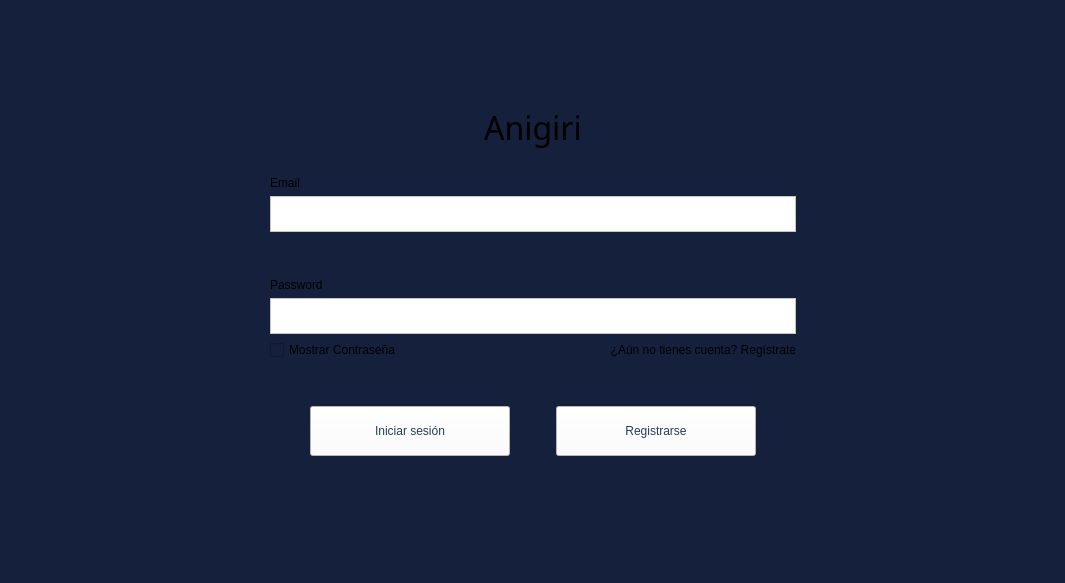
rmungar/PersistenciaDIN, file Ui/login.ui: the form before one commit.
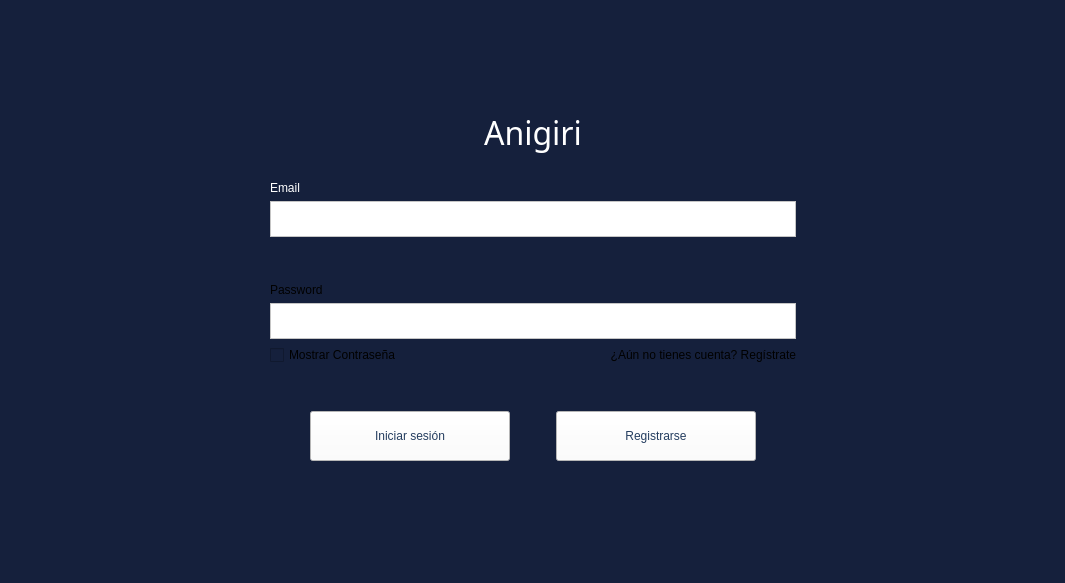
The form after the commit.

Commit message: espacio login arreglado

The edit to the form file:
```diff
--- a/Ui/login.ui
+++ b/Ui/login.ui
@@ -18,7 +18,33 @@
   </property>
   <widget class="QWidget" name="centralwidget">
    <layout class="QGridLayout" name="gridLayout_5">
-    <item row="5" column="2">
+    <item row="4" column="0">
+     <spacer name="horizontalSpacer_3">
+      <property name="orientation">
+       <enum>Qt::Orientation::Horizontal</enum>
+      </property>
+      <property name="sizeHint" stdset="0">
+       <size>
+        <width>40</width>
+        <height>20</height>
+       </size>
+      </property>
+     </spacer>
+    </item>
+    <item row="4" column="3">
+     <spacer name="horizontalSpacer_9">
+      <property name="orientation">
+       <enum>Qt::Orientation::Horizontal</enum>
+      </property>
+      <property name="sizeHint" stdset="0">
+       <size>
+        <width>40</width>
+        <height>20</height>
+       </size>
+      </property>
+     </spacer>
+    </item>
+    <item row="6" column="2">
      <spacer name="horizontalSpacer_6">
       <property name="orientation">
        <enum>Qt::Orientation::Horizontal</enum>
@@ -31,24 +57,6 @@
       </property>
      </spacer>
     </item>
-    <item row="1" column="2">
-     <widget class="QLabel" name="Title">
-      <property name="font">
-       <font>
-        <family>Pinky Show</family>
-        <pointsize>24</pointsize>
-        <italic>false</italic>
-        <bold>false</bold>
-       </font>
-      </property>
-      <property name="styleSheet">
-       <string notr="true">font: 24pt &quot;Pinky Show&quot;;</string>
-      </property>
-      <property name="text">
-       <string>&lt;html&gt;&lt;head/&gt;&lt;body&gt;&lt;p align=&quot;center&quot;&gt;Anigiri&lt;/p&gt;&lt;/body&gt;&lt;/html&gt;</string>
-      </property>
-     </widget>
-    </item>
     <item row="0" column="2">
      <spacer name="verticalSpacer_2">
       <property name="orientation">
@@ -62,28 +70,8 @@
       </property>
      </spacer>
     </item>
-    <item row="6" column="2">
-     <layout class="QGridLayout" name="gridLayout_4">
-      <item row="0" column="4">
-       <widget class="QPushButton" name="registerButton">
-        <property name="minimumSize">
-         <size>
-          <width>200</width>
-          <height>50</height>
-         </size>
-        </property>
-        <property name="styleSheet">
-         <string notr="true">background-color: rgb(255, 255, 255);
-font: 700 11pt &quot;Segoe UI&quot;;
-color: rgb(36, 61, 95);</string>
-        </property>
-        <property name="text">
-         <string>Registrarse</string>
-        </property>
-       </widget>
-      </item>
-      <item row="0" column="1">
-       <spacer name="horizontalSpacer">
+    <item row="4" column="1">
+     <spacer name="horizontalSpacer_8">
         <property name="orientation">
          <enum>Qt::Orientation::Horizontal</enum>
         </property>
@@ -94,57 +82,66 @@
          </size>
         </property>
        </spacer>
-      </item>
-      <item row="0" column="5">
-       <spacer name="horizontalSpacer_2">
-        <property name="orientation">
-         <enum>Qt::Orientation::Horizontal</enum>
-        </property>
-        <property name="sizeHint" stdset="0">
-         <size>
-          <width>40</width>
-          <height>20</height>
-         </size>
-        </property>
-       </spacer>
-      </item>
-      <item row="0" column="2">
-       <widget class="QPushButton" name="loginButton">
-        <property name="minimumSize">
-         <size>
-          <width>200</width>
-          <height>50</height>
-         </size>
-        </property>
-        <property name="styleSheet">
-         <string notr="true">background-color: rgb(255, 255, 255);
-font: 700 11pt &quot;Segoe UI&quot;;
-color: rgb(36, 61, 95);</string>
-        </property>
-        <property name="text">
-         <string>Iniciar sesión</string>
-        </property>
-       </widget>
-      </item>
-      <item row="0" column="3">
-       <spacer name="horizontalSpacer_10">
-        <property name="orientation">
-         <enum>Qt::Orientation::Horizontal</enum>
-        </property>
-        <property name="sizeHint" stdset="0">
-         <size>
-          <width>40</width>
-          <height>20</height>
-         </size>
-        </property>
-       </spacer>
-      </item>
-     </layout>
     </item>
     <item row="3" column="2">
+     <spacer name="horizontalSpacer_7">
+      <property name="orientation">
+       <enum>Qt::Orientation::Horizontal</enum>
+      </property>
+      <property name="sizeHint" stdset="0">
+       <size>
+        <width>40</width>
+        <height>20</height>
+       </size>
+      </property>
+     </spacer>
+    </item>
+    <item row="5" column="2">
+     <spacer name="horizontalSpacer_5">
+      <property name="orientation">
+       <enum>Qt::Orientation::Horizontal</enum>
+      </property>
+      <property name="sizeHint" stdset="0">
+       <size>
+        <width>40</width>
+        <height>20</height>
+       </size>
+      </property>
+     </spacer>
+    </item>
+    <item row="4" column="4">
+     <spacer name="horizontalSpacer_4">
+      <property name="orientation">
+       <enum>Qt::Orientation::Horizontal</enum>
+      </property>
+      <property name="sizeHint" stdset="0">
+       <size>
+        <width>40</width>
+        <height>20</height>
+       </size>
+      </property>
+     </spacer>
+    </item>
+    <item row="8" column="2">
+     <spacer name="verticalSpacer_3">
+      <property name="orientation">
+       <enum>Qt::Orientation::Vertical</enum>
+      </property>
+      <property name="sizeHint" stdset="0">
+       <size>
+        <width>20</width>
+        <height>40</height>
+       </size>
+      </property>
+     </spacer>
+    </item>
+    <item row="4" column="2">
      <layout class="QGridLayout" name="gridLayout">
       <item row="1" column="0">
        <widget class="QLabel" name="email">
+        <property name="styleSheet">
+         <string notr="true">color: rgb(255, 255, 255);</string>
+        </property>
         <property name="text">
          <string>Email</string>
         </property>
@@ -221,7 +218,7 @@
         </property>
         <property name="styleSheet">
          <string notr="true">background-color: rgb(255, 255, 255);
-font: 16pt &quot;Segoe UI&quot;;
+font: 16pt;
 color: rgb(0, 0, 0);</string>
         </property>
         <property name="frameShape">
@@ -264,46 +261,59 @@
      </layout>
     </item>
     <item row="2" column="2">
-     <spacer name="horizontalSpacer_7">
-      <property name="orientation">
-       <enum>Qt::Orientation::Horizontal</enum>
+     <widget class="QLabel" name="Title">
+      <property name="font">
+       <font>
+        <family>Pinky Show</family>
+        <pointsize>24</pointsize>
+        <italic>false</italic>
+        <bold>false</bold>
+       </font>
       </property>
-      <property name="sizeHint" stdset="0">
-       <size>
-        <width>40</width>
-        <height>20</height>
-       </size>
+      <property name="styleSheet">
+       <string notr="true">font: 24pt &quot;Pinky Show&quot;;
+color: rgb(255, 255, 255);</string>
       </property>
-     </spacer>
-    </item>
-    <item row="3" column="3">
-     <spacer name="horizontalSpacer_9">
-      <property name="orientation">
-       <enum>Qt::Orientation::Horizontal</enum>
+      <property name="text">
+       <string>&lt;html&gt;&lt;head/&gt;&lt;body&gt;&lt;p align=&quot;center&quot;&gt;Anigiri&lt;/p&gt;&lt;/body&gt;&lt;/html&gt;</string>
       </property>
-      <property name="sizeHint" stdset="0">
-       <size>
-        <width>40</width>
-        <height>20</height>
-       </size>
-      </property>
-     </spacer>
+     </widget>
     </item>
     <item row="7" column="2">
-     <spacer name="verticalSpacer_3">
+     <layout class="QGridLayout" name="gridLayout_4">
+      <item row="0" column="3">
+       <spacer name="horizontalSpacer_10">
       <property name="orientation">
-       <enum>Qt::Orientation::Vertical</enum>
+         <enum>Qt::Orientation::Horizontal</enum>
       </property>
       <property name="sizeHint" stdset="0">
        <size>
-        <width>20</width>
-        <height>40</height>
+          <width>40</width>
+          <height>20</height>
        </size>
       </property>
      </spacer>
     </item>
-    <item row="3" column="0">
-     <spacer name="horizontalSpacer_3">
+      <item row="0" column="2">
+       <widget class="QPushButton" name="loginButton">
+        <property name="minimumSize">
+         <size>
+          <width>200</width>
+          <height>50</height>
+         </size>
+        </property>
+        <property name="styleSheet">
+         <string notr="true">background-color: rgb(255, 255, 255);
+font: 700 11pt &quot;Segoe UI&quot;;
+color: rgb(36, 61, 95);</string>
+        </property>
+        <property name="text">
+         <string>Iniciar sesión</string>
+        </property>
+       </widget>
+      </item>
+      <item row="0" column="5">
+       <spacer name="horizontalSpacer_2">
       <property name="orientation">
        <enum>Qt::Orientation::Horizontal</enum>
       </property>
@@ -315,8 +325,26 @@
       </property>
      </spacer>
     </item>
-    <item row="3" column="1">
-     <spacer name="horizontalSpacer_8">
+      <item row="0" column="4">
+       <widget class="QPushButton" name="registerButton">
+        <property name="minimumSize">
+         <size>
+          <width>200</width>
+          <height>50</height>
+         </size>
+        </property>
+        <property name="styleSheet">
+         <string notr="true">background-color: rgb(255, 255, 255);
+font: 700 11pt &quot;Segoe UI&quot;;
+color: rgb(36, 61, 95);</string>
+        </property>
+        <property name="text">
+         <string>Registrarse</string>
+        </property>
+       </widget>
+      </item>
+      <item row="0" column="1">
+       <spacer name="horizontalSpacer">
       <property name="orientation">
        <enum>Qt::Orientation::Horizontal</enum>
       </property>
@@ -328,28 +356,30 @@
       </property>
      </spacer>
     </item>
-    <item row="3" column="4">
-     <spacer name="horizontalSpacer_4">
+      <item row="1" column="3">
+       <spacer name="verticalSpacer_4">
       <property name="orientation">
-       <enum>Qt::Orientation::Horizontal</enum>
+         <enum>Qt::Orientation::Vertical</enum>
       </property>
       <property name="sizeHint" stdset="0">
        <size>
-        <width>40</width>
-        <height>20</height>
+          <width>20</width>
+          <height>40</height>
        </size>
       </property>
      </spacer>
     </item>
-    <item row="4" column="2">
-     <spacer name="horizontalSpacer_5">
+     </layout>
+    </item>
+    <item row="1" column="2">
+     <spacer name="verticalSpacer">
       <property name="orientation">
-       <enum>Qt::Orientation::Horizontal</enum>
+       <enum>Qt::Orientation::Vertical</enum>
       </property>
       <property name="sizeHint" stdset="0">
        <size>
-        <width>40</width>
-        <height>20</height>
+        <width>20</width>
+        <height>40</height>
        </size>
       </property>
      </spacer>
```
Lines whose indentation alone changed are shown as unchanged. The commit also changes 13 other files.
